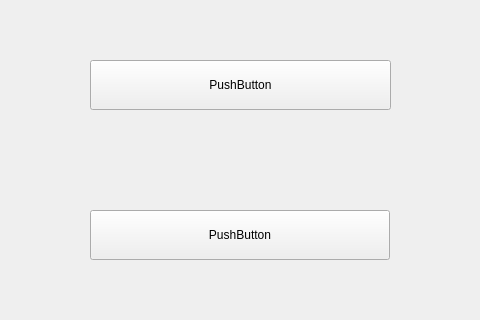
HFDLYS/HeartstringsResonance, file client/windows/pausewindow.ui: the form before one commit; both pictures show x 400 to 880 and y 290 to 610 of the 1280 by 720 pixel window.
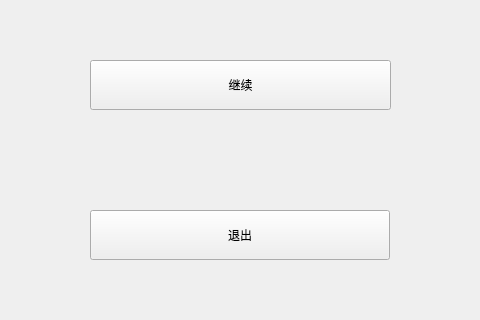
The form after the commit. Icons and pictures are not drawn.

The edit to the form file:
```diff
--- a/client/windows/pausewindow.ui
+++ b/client/windows/pausewindow.ui
@@ -50,7 +50,7 @@
      </rect>
     </property>
     <property name="text">
-     <string>PushButton</string>
+     <string>继续</string>
     </property>
    </widget>
    <widget class="QLabel" name="label">
@@ -82,7 +82,7 @@
      </rect>
     </property>
     <property name="text">
-     <string>PushButton</string>
+     <string>退出</string>
     </property>
    </widget>
   </widget>
```
